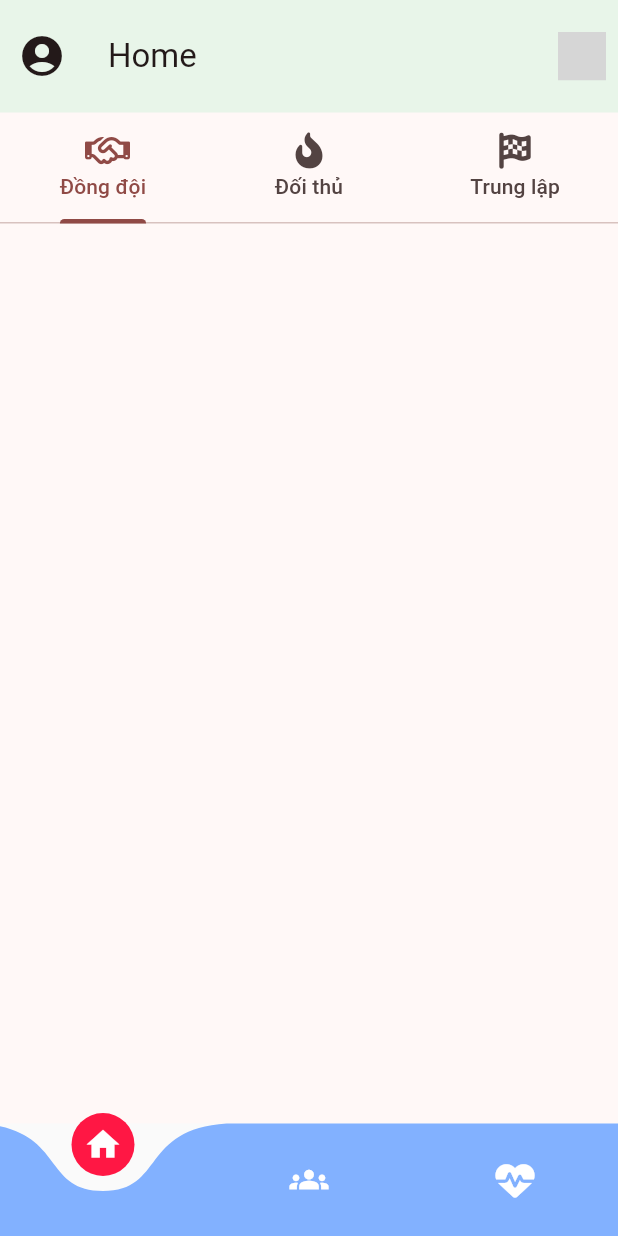
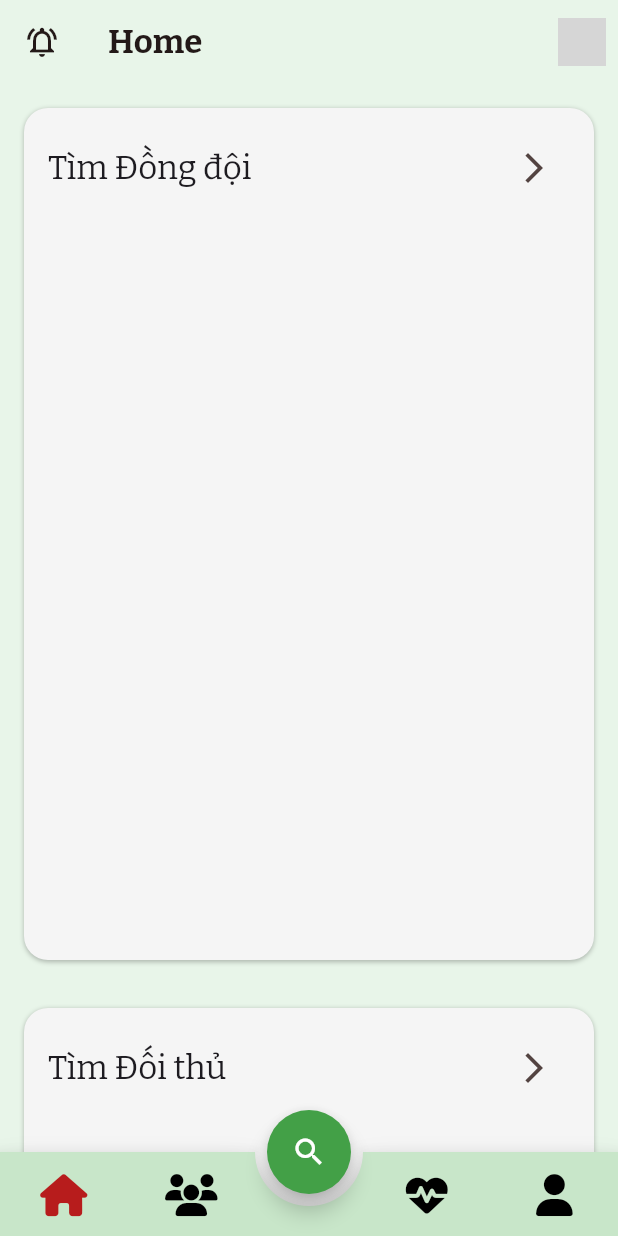
Before and after one commit to Rizzaxc/pubox-mirror, a Flutter app: the screen it shows after launch, on a phone screen of 412 x 824 dp. Run offline on Flutter 3.47's test engine with Material 3 defaults, Android fonts, the phone set to English and light mode, and no system bars; drawn by our look-alikes of animated_bottom_navigation_bar, curved_navigation_bar; our stand-ins replace flutter_dotenv, flutter_svg, font_awesome_flutter, gap, google_fonts, google_nav_bar and 3 more; accounts and stored records are empty; Roboto replaces fonts that are missing (Play); grey boxes are pictures that could not be loaded.

Commit message:
wip: sticky headers for home tab. each section scrollable with lazyload

```diff
--- a/assets/google_fonts/OFL.txt
+++ b/assets/google_fonts/OFL.txt
@@ -1,4 +1,5 @@
-Copyright (c) 2011, Jonas Hecksher, Playtypes, e-types AS (lasse@e-types.com), with Reserved Font Name 'Play', 'Playtype', 'Playtype Sans'.
+Copyright 2011 The Bitter Project Authors (https://github.com/solmatas/BitterPro)
+with Reserved Font Name "Bitter Pro".
 
 This Font Software is licensed under the SIL Open Font License, Version 1.1.
 This license is copied below, and is also available with a FAQ at:
--- a/lib/core/sport/icons/main.dart
+++ b/lib/core/icons/main.dart
@@ -3,7 +3,7 @@ import 'package:flutter/material.dart';
 import 'package:flutter_svg/flutter_svg.dart';
 import 'package:vector_graphics/vector_graphics.dart';
 
-class SportIconData {
+class PuboxIconData {
   static const Widget soccer =
   SvgPicture(
       AssetBytesLoader('./assets/icons/soccer.svg.vec'));
@@ -19,27 +19,27 @@ class SportIconData {
   static const Widget badminton =
   SvgPicture(
       AssetBytesLoader('./assets/icons/badminton.svg.vec'));
+}
 
-}
 
 class SportIcons {
   static SizedBox soccer({double size = 16}) {
     return SizedBox.fromSize(size: Size.fromRadius(size),
-        child: SportIconData.soccer);
+        child: PuboxIconData.soccer);
   }
 
   static SizedBox basketball({double size = 16}) {
     return SizedBox.fromSize(size: Size.fromRadius(size),
-        child: SportIconData.basketball);
+        child: PuboxIconData.basketball);
   }
 
   static SizedBox tennis({double size = 16}) {
     return SizedBox.fromSize(size: Size.fromRadius(size),
-        child: SportIconData.tennis);
+        child: PuboxIconData.tennis);
   }
 
   static SizedBox badminton({double size = 16}) {
     return SizedBox.fromSize(size: Size.fromRadius(size),
-        child: SportIconData.badminton);
+        child: PuboxIconData.badminton);
   }
 }
--- a/lib/core/sport_switcher.dart
+++ b/lib/core/sport_switcher.dart
@@ -1,6 +1,6 @@
 import 'package:flutter/material.dart';
 import 'package:gap/gap.dart';
-import 'package:pubox/core/sport/icons/main.dart';
+import 'package:pubox/core/icons/main.dart';
 import 'package:shared_preferences/shared_preferences.dart';
 
 // Singleton that dictates which sport (aka mode) is currently active
--- /dev/null
+++ b/lib/health_tab/health_f_a_b.dart
@@ -0,0 +1,17 @@
+import 'package:flutter/material.dart';
+
+class HealthFAB extends StatelessWidget {
+  const HealthFAB({super.key});
+
+  @override
+  Widget build(BuildContext context) {
+    return InkWell(
+        onLongPress: () {},
+        onDoubleTap: () {},
+        child: FloatingActionButton(
+          onPressed: () {},
+          backgroundColor: Colors.green.shade600,
+          shape: const CircleBorder(),
+          child: Icon(Icons.sync, color: Colors.white),
+        ));  }
+}
--- /dev/null
+++ b/lib/home_tab/home_f_a_b.dart
@@ -0,0 +1,18 @@
+import 'package:flutter/material.dart';
+
+class HomeFAB extends StatelessWidget {
+  const HomeFAB({super.key});
+
+  @override
+  Widget build(BuildContext context) {
+    return InkWell(
+        onLongPress: () {}, // open fullscreen modal
+        onDoubleTap: () {}, // reload
+        child: FloatingActionButton(
+          onPressed: () {}, // open submenu
+          shape: const CircleBorder(),
+          backgroundColor: Colors.green.shade600,
+          child: Icon(Icons.search, color: Colors.white),
+        ));
+  }
+}
--- a/lib/home_tab/view.dart
+++ b/lib/home_tab/view.dart
@@ -1,6 +1,8 @@
 import 'package:flutter/cupertino.dart';
 import 'package:flutter/material.dart';
 import 'package:font_awesome_flutter/font_awesome_flutter.dart';
+import 'package:gap/gap.dart';
+import 'package:pubox/home_tab/home_f_a_b.dart';
 
 class HomeTab extends StatefulWidget {
   const HomeTab({super.key});
@@ -9,44 +11,145 @@ class HomeTab extends StatefulWidget {
   State<HomeTab> createState() => _HomeTabState();
 }
 
-class _HomeTabState extends State<HomeTab>
-    with TickerProviderStateMixin, AutomaticKeepAliveClientMixin {
-  late final TabController _tabController;
+class _HomeTabState extends State<HomeTab> with AutomaticKeepAliveClientMixin {
+  // late final TabController _tabController;
 
   @override
   void initState() {
     super.initState();
-    _tabController = TabController(length: 3, vsync: this);
+    // _tabController = TabController(length: 3, vsync: this);
   }
 
   @override
   void dispose() {
-    _tabController.dispose();
     super.dispose();
   }
 
   @override
   Widget build(BuildContext context) {
     super.build(context);
-    return Column(
-      children: [
-        TabBar(
-          controller: _tabController,
-          tabs: <Widget>[
-            Tab(
-              text: 'Đồng đội',
-              icon: Icon(FontAwesomeIcons.handshake),
-            ),
-            Tab(
-              text: 'Đối thủ',
-              icon: Icon(FontAwesomeIcons.fireFlameCurved),
-            ),
-            Tab(
-              text: 'Trung lập',
-              icon: Icon(FontAwesomeIcons.flagCheckered),
-            ),
-          ],
-        )
+    return CustomScrollView(
+      slivers: <Widget>[
+        SliverFixedExtentList(
+          itemExtent: 600,
+          // TODO: make dynamic so that lower sections have their title visible
+          delegate: SliverChildListDelegate(
+            [
+              Container(
+                padding: const EdgeInsets.all(16.0),
+                margin: const EdgeInsets.all(16),
+                decoration: BoxDecoration(
+                    borderRadius: BorderRadius.circular(16),
+                    color: Colors.grey.shade100,
+                    boxShadow: [
+                      BoxShadow(
+                        color: Colors.black26,
+                        blurRadius: 2,
+                        offset: Offset(0, 1), // Shadow position
+                      )
+                    ]),
+                child: Column(
+                  children: [
+                    Row(
+                        mainAxisAlignment: MainAxisAlignment.spaceBetween,
+                        children: [
+                          Text('Tìm Đồng đội',
+                              style: Theme.of(context).textTheme.titleLarge),
+                          IconButton(
+                            onPressed: () {},
+                            icon: Icon(Icons.arrow_forward_ios),
+                          )
+                        ])
+                  ],
+                ),
+              ),
+              Container(
+                padding: const EdgeInsets.all(16.0),
+                margin: const EdgeInsets.all(16),
+                decoration: BoxDecoration(
+                    borderRadius: BorderRadius.circular(16),
+                    color: Colors.grey.shade100,
+                    boxShadow: [
+                      BoxShadow(
+                        color: Colors.black26,
+                        blurRadius: 2,
+                        offset: Offset(0, 1), // Shadow position
+                      )
+                    ]),
+                child: Column(
+                  children: [
+                    Row(
+                        mainAxisAlignment: MainAxisAlignment.spaceBetween,
+                        children: [
+                          Text('Tìm Đối thủ',
+                              style: Theme.of(context).textTheme.titleLarge),
+                          IconButton(
+                            onPressed: () {},
+                            icon: Icon(Icons.arrow_forward_ios),
+                          )
+                        ])
+                  ],
+                ),
+              ),
+              Container(
+                padding: const EdgeInsets.all(16.0),
+                margin: const EdgeInsets.all(16),
+                decoration: BoxDecoration(
+                    borderRadius: BorderRadius.circular(16),
+                    color: Colors.grey.shade100,
+                    boxShadow: [
+                      BoxShadow(
+                        color: Colors.black26,
+                        blurRadius: 2,
+                        offset: Offset(0, 1), // Shadow position
+                      )
+                    ]),
+                child: Column(
+                  children: [
+                    Row(
+                        mainAxisAlignment: MainAxisAlignment.spaceBetween,
+                        children: [
+                          Text('Tìm HLV',
+                              style: Theme.of(context).textTheme.titleLarge),
+                          IconButton(
+                            onPressed: () {},
+                            icon: Icon(Icons.arrow_forward_ios),
+                          )
+                        ])
+                  ],
+                ),
+              ),
+              Container(
+                padding: const EdgeInsets.all(16.0),
+                margin: const EdgeInsets.all(16),
+                decoration: BoxDecoration(
+                    borderRadius: BorderRadius.circular(16),
+                    color: Colors.grey.shade100,
+                    boxShadow: [
+                      BoxShadow(
+                        color: Colors.black26,
+                        blurRadius: 2,
+                        offset: Offset(0, 1), // Shadow position
+                      )
+                    ]),
+                child: Column(
+                  children: [
+                    Row(
+                        mainAxisAlignment: MainAxisAlignment.spaceBetween,
+                        children: [
+                          Text('Tìm Trọng tài',
+                              style: Theme.of(context).textTheme.titleLarge),
+                          IconButton(
+                            onPressed: () {},
+                            icon: Icon(Icons.arrow_forward_ios),
+                          )
+                        ])
+                  ],
+                ),
+              ),
+            ],
+          ),
+        ),
       ],
     );
   }
--- a/lib/main.dart
+++ b/lib/main.dart
@@ -1,16 +1,22 @@
+import 'package:animated_bottom_navigation_bar/animated_bottom_navigation_bar.dart';
 import 'package:curved_navigation_bar/curved_navigation_bar.dart';
 import 'package:flutter/foundation.dart';
 import 'package:flutter/material.dart';
 import 'package:flutter/services.dart';
 import 'package:font_awesome_flutter/font_awesome_flutter.dart';
 import 'package:google_fonts/google_fonts.dart';
+import 'package:google_nav_bar/google_nav_bar.dart';
 import 'package:pubox/health_tab/view.dart';
+import 'package:pubox/home_tab/home_f_a_b.dart';
 import 'package:pubox/home_tab/view.dart';
 import 'package:pubox/manage_tab/view.dart';
 import 'package:supabase_flutter/supabase_flutter.dart';
 import 'package:flutter_dotenv/flutter_dotenv.dart';
-
 import 'core/sport_switcher.dart';
+import 'health_tab/health_f_a_b.dart';
+import 'manage_tab/manage_f_a_b.dart';
+import 'profile_tab/profile_f_a_b.dart';
+import 'profile_tab/view.dart';
 
 Future<void> main() async {
   LicenseRegistry.addLicense(() async* {
@@ -25,6 +31,9 @@ Future<void> main() async {
       anonKey: dotenv.env['SUPABASE_ANON_KEY']!);
 
   // MobileAds.instance.initialize();
+
+  final env = dotenv.env['ENV'] ?? 'dev';
+  // GoogleFonts.config.allowRuntimeFetching = env == 'dev';
   GoogleFonts.config.allowRuntimeFetching = false;
 
   WidgetsFlutterBinding.ensureInitialized();
@@ -40,8 +49,8 @@ class Pubox extends StatelessWidget {
     return MaterialApp(
       title: 'Pubox',
       theme: ThemeData(
-        colorScheme: ColorScheme.fromSeed(seedColor: Colors.red.shade400),
-        textTheme: GoogleFonts.playTextTheme(),
+        colorScheme: ColorScheme.fromSeed(seedColor: Colors.red.shade800),
+        textTheme: GoogleFonts.bitterTextTheme(),
         useMaterial3: true,
       ),
       home: _BottomNavBar(),
@@ -58,20 +67,32 @@ class _BottomNavBar extends StatefulWidget {
 
 class _BottomNavBarState extends State<_BottomNavBar>
     with SingleTickerProviderStateMixin {
-  final GlobalKey<CurvedNavigationBarState> _bottomNavigationKey = GlobalKey();
-  late TabController _tabController;
+  int currentTabIndex = 0;
 
-  static const appBarTitle = ['Home', 'Manage', 'Health'];
+  static const appBarTitle = ['Home', 'Hội Nhóm', 'Sức Khoẻ', 'Profile'];
+  final tabFABs = [
+    HomeFAB(),
+    ManageFAB(),
+    HealthFAB(),
+    ProfileFAB(),
+  ];
+
+  static var tabIcons = <IconData>[
+    FontAwesomeIcons.house,
+    FontAwesomeIcons.users,
+    FontAwesomeIcons.heartPulse,
+    FontAwesomeIcons.solidUser
+  ];
 
   @override
   void initState() {
     super.initState();
-    _tabController = TabController(length: 3, vsync: this);
+    // _tabController = TabController(length: 3, vsync: this);
   }
 
   @override
   void dispose() {
-    _tabController.dispose();
+    // _tabController.dispose();
     super.dispose();
   }
 
@@ -80,53 +101,47 @@ class _BottomNavBarState extends State<_BottomNavBar>
   @override
   Widget build(BuildContext context) {
     return Scaffold(
+      backgroundColor: Colors.green.shade50,
       appBar: AppBar(
-            toolbarHeight: 75,
-            title: Text(appBarTitle[_tabController.index]),
-            backgroundColor: Colors.green.shade50,
+          title: Text(
+            appBarTitle[currentTabIndex],
+            style: TextStyle(fontWeight: FontWeight.bold),
+          ),
           leading: IconButton(
               onPressed: () {},
-                icon: Icon(
-                  Icons.account_circle,
-                  size: 32,
-                )),
+              icon: Icon(Icons.notifications_active_outlined)),
+          backgroundColor: Colors.green.shade50,
           actions: [
             SportSwitcher.instance,
           ]),
-        body: TabBarView(
-            controller: _tabController,
-            children: [HomeTab(), ManageTab(), HealthTab()]),
-        bottomNavigationBar: CurvedNavigationBar(
-          key: _bottomNavigationKey,
-          index: 0,
-          color: Colors.blueAccent.shade100,
-          buttonBackgroundColor: Colors.redAccent.shade400,
-          backgroundColor: Colors.grey.shade50,
-          items: <Widget>[
-            Icon(
-              Icons.home,
-              size: 26,
-              color: Colors.white,
-            ),
-            Icon(
-              Icons.groups,
-              size: 26,
-              color: Colors.white,
-            ),
-            Icon(
-              FontAwesomeIcons.heartPulse,
-              size: 26,
-              color: Colors.white,
-            ),
-          ],
-          animationCurve: Curves.easeIn,
-          animationDuration: Duration(milliseconds: 250),
+      body: [
+        HomeTab(),
+        ManageTab(),
+        HealthTab(),
+        ProfileTab()
+      ][currentTabIndex],
+      extendBody: true,
+      bottomNavigationBar: AnimatedBottomNavigationBar(
+        // color: Colors.blueAccent.shade100,
+        // buttonBackgroundColor: Colors.redAccent.shade400,
+        activeIndex: currentTabIndex,
+        backgroundColor: Colors.green.shade100,
+        splashRadius: 0,
+        activeColor: Colors.red.shade900,
+        icons: tabIcons,
+        iconSize: 28,
         onTap: (index) {
           setState(() {
-              _tabController.index = index;
+            currentTabIndex = index;
           });
         },
-          letIndexChange: (index) => true,
-        ));
+        gapLocation: GapLocation.center,
+        notchSmoothness: NotchSmoothness.softEdge,
+        notchMargin: 8,
+      ),
+      floatingActionButton: tabFABs[currentTabIndex],
+      floatingActionButtonLocation:
+          FloatingActionButtonLocation.miniCenterDocked,
+    );
   }
 }
--- /dev/null
+++ b/lib/manage_tab/manage_f_a_b.dart
@@ -0,0 +1,18 @@
+import 'package:flutter/material.dart';
+
+class ManageFAB extends StatelessWidget {
+  const ManageFAB({Key? key}) : super(key: key);
+
+  @override
+  Widget build(BuildContext context) {
+    return InkWell(
+        onLongPress: () {},
+        onDoubleTap: () {},
+        child: FloatingActionButton(
+          onPressed: () {},
+          shape: const CircleBorder(),
+          backgroundColor: Colors.green.shade600,
+          child: Icon(Icons.add_sharp, color: Colors.white),
+        ));
+  }
+}
--- /dev/null
+++ b/lib/profile_tab/profile_f_a_b.dart
@@ -0,0 +1,18 @@
+import 'package:flutter/material.dart';
+
+class ProfileFAB extends StatelessWidget {
+  const ProfileFAB({super.key});
+
+  @override
+  Widget build(BuildContext context) {
+    return InkWell(
+        onLongPress: () {},
+        onDoubleTap: () {},
+        child: FloatingActionButton(
+          onPressed: () {},
+          shape: const CircleBorder(),
+          backgroundColor: Colors.green.shade600,
+          child: Icon(Icons.check, color: Colors.white),
+        ));
+  }
+}
--- /dev/null
+++ b/lib/profile_tab/view.dart
@@ -0,0 +1,17 @@
+import 'package:flutter/material.dart';
+
+class ProfileTab extends StatefulWidget {
+  const ProfileTab({super.key});
+
+  @override
+  State<ProfileTab> createState() => _ProfileTabState();
+}
+
+class _ProfileTabState extends State<ProfileTab> {
+  @override
+  Widget build(BuildContext context) {
+    return Center(
+      child: Text('Profile Tab'),
+    );
+  }
+}
```
Also changed, not shown: pubspec.yaml (+13 -15 lines), assets/google_fonts/Bitter-Italic-VariableFont_wght.ttf (added), assets/google_fonts/Bitter-VariableFont_wght.ttf (added), assets/google_fonts/Play-Bold.ttf (deleted), assets/google_fonts/Play-Regular.ttf (deleted), lib/home_tab/model.dart (added), pubspec.lock, 1 other file. Lines whose indentation alone changed are shown as unchanged.
